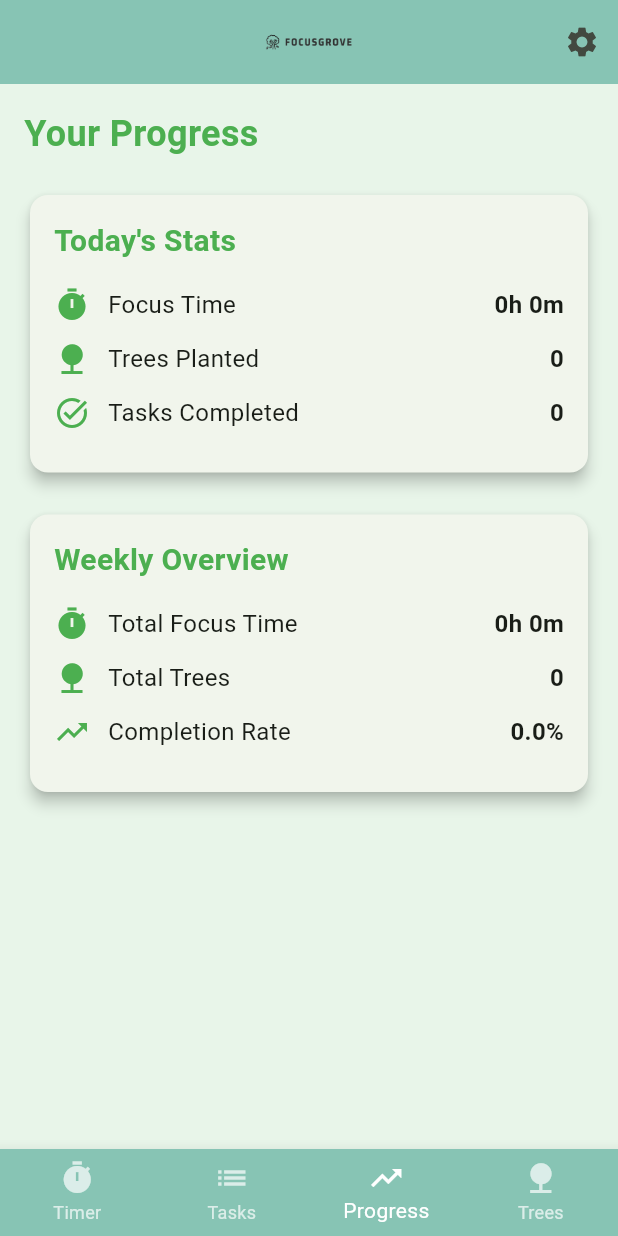
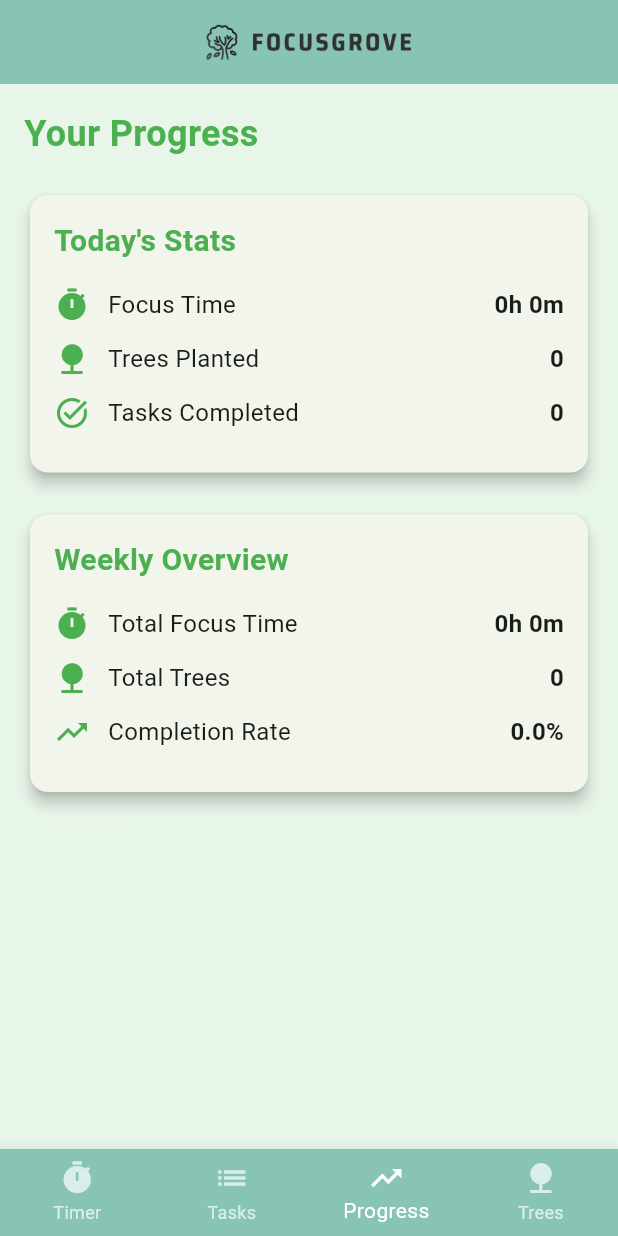
Before and after one commit to Ais3l/productivity_app_andy, a Flutter app: the screen it shows after launch, item 3 of the bottom bar chosen, on a phone screen of 412 x 824 dp. Run offline on Flutter 3.47's test engine with Material 3 defaults, Android fonts, the light colour scheme and no system bars; our stand-ins replace audioplayers, device_preview, lottie, sleek_circular_slider.

Commit message:
make logo visible and removed settings icon

```diff
--- a/lib/main.dart
+++ b/lib/main.dart
@@ -208,19 +208,11 @@ class _FirstPageState extends State<FirstPage> {
       appBar: AppBar(
         title: Image.asset(
           'assets/fglogo.png',
-          height: 50,
+          height: 120,
           fit: BoxFit.contain,
         ),
         centerTitle: true,
         backgroundColor: const Color(0xFF87C4B4),
-        actions: [
-          IconButton(
-            icon: const Icon(Icons.settings),
-            onPressed: () {
-              // Add your settings action here if needed
-            },
-          ),
-        ],
       ),
       body: _pages[_selectedIndex], // Display the selected page
       bottomNavigationBar: BottomNavigationBar(
@@ -363,7 +355,7 @@ class _TreesPageState extends State<TreesPage> {
       appBar: AppBar(
         title: Image.asset(
           'assets/fglogo.png',
-          height: 50,
+          height: 80,
           fit: BoxFit.contain,
         ),
         centerTitle: true,
@@ -598,7 +590,7 @@ class _TasksPageState extends State<TasksPage> {
       appBar: AppBar(
         title: Image.asset(
           'assets/fglogo.png',
-          height: 50,
+          height: 80,
           fit: BoxFit.contain,
         ),
         centerTitle: true,
```
